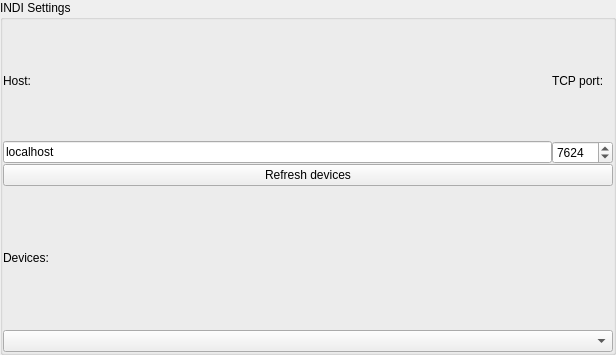
Before: the Qt Designer form plugins/TelescopeControl/src/INDI/TelescopeClientINDIWidget.ui in Stellarium/stellarium, drawn with Qt 5.
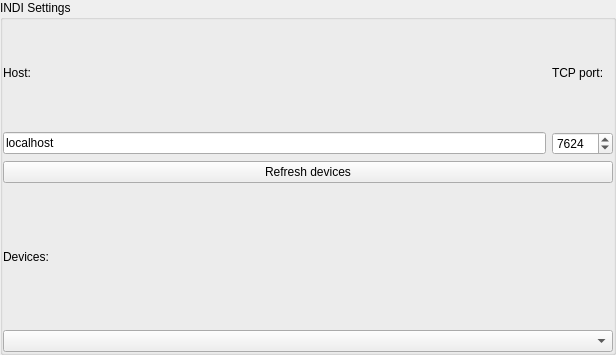
After: the same form once the commit is applied.

Commit message: [TCP] UI added spacing

Diff of the .ui file:
```diff
--- a/plugins/TelescopeControl/src/INDI/TelescopeClientINDIWidget.ui
+++ b/plugins/TelescopeControl/src/INDI/TelescopeClientINDIWidget.ui
@@ -36,7 +36,7 @@
      </property>
      <layout class="QVBoxLayout" name="verticalLayout_2">
       <property name="spacing">
-       <number>0</number>
+       <number>6</number>
       </property>
       <property name="leftMargin">
        <number>0</number>
@@ -53,7 +53,7 @@
       <item>
        <layout class="QGridLayout" name="serverSettings">
         <property name="spacing">
-         <number>0</number>
+         <number>6</number>
         </property>
         <item row="0" column="1">
          <widget class="QLabel" name="labelTCPPort">
```
